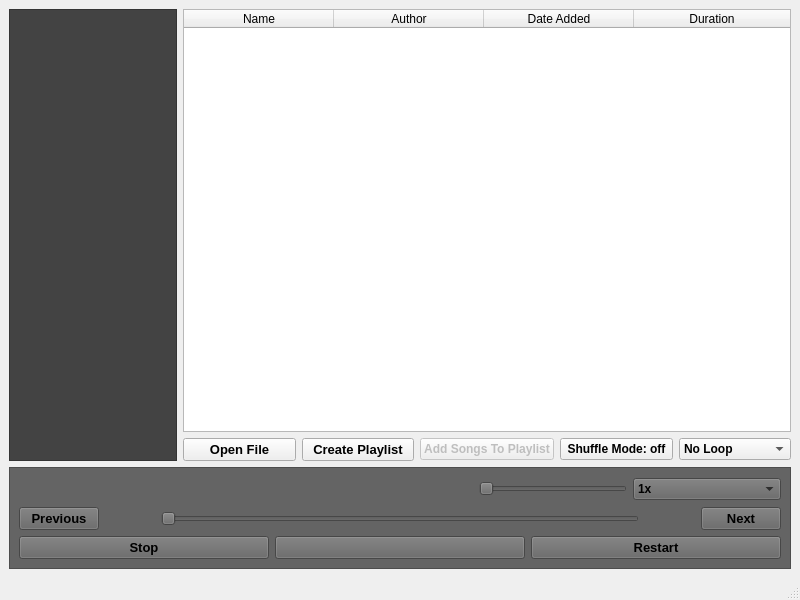
Before: the Qt Designer form mainwindow.ui in Pottarr/QtGroove, drawn with Qt 5.
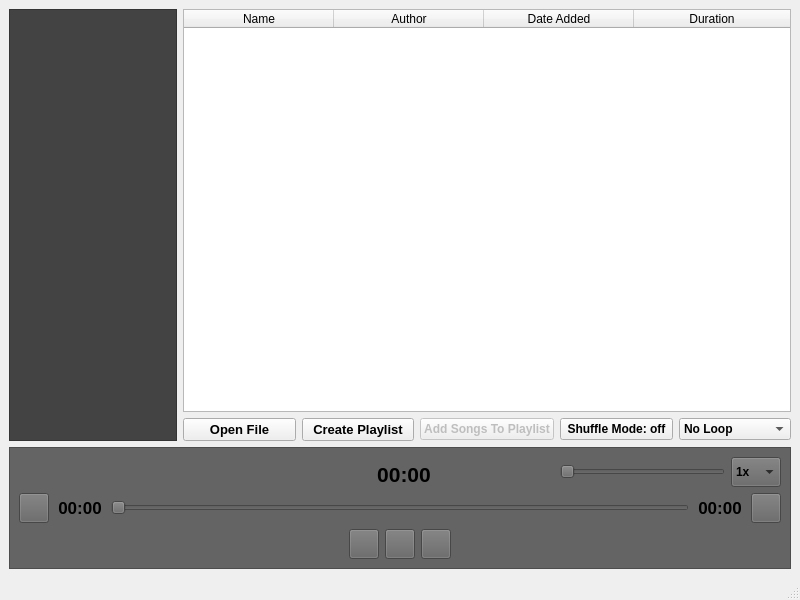
After: the same form once the commit is applied. Icons and pictures are not drawn.

```diff
--- a/mainwindow.ui
+++ b/mainwindow.ui
@@ -166,6 +166,9 @@
               <property name="text">
                <string>Shuffle Mode: off</string>
               </property>
+              <property name="icon">
+               <iconset theme="QIcon::ThemeIcon::MediaPlaylistShuffle"/>
+              </property>
              </widget>
             </item>
             <item>
@@ -275,7 +278,7 @@
                 </font>
                </property>
                <property name="text">
-                <string/>
+                <string>00:00</string>
                </property>
                <property name="alignment">
                 <set>Qt::AlignmentFlag::AlignBottom|Qt::AlignmentFlag::AlignHCenter</set>
@@ -283,6 +286,8 @@
               </widget>
              </item>
              <item>
+              <layout class="QHBoxLayout" name="horizontalLayout">
+               <item>
               <widget class="QSlider" name="volumeSlider">
                <property name="sizePolicy">
                 <sizepolicy hsizetype="Preferred" vsizetype="Fixed">
@@ -296,6 +301,12 @@
                  <height>0</height>
                 </size>
                </property>
+                 <property name="maximumSize">
+                  <size>
+                   <width>165</width>
+                   <height>30</height>
+                  </size>
+                 </property>
                <property name="orientation">
                 <enum>Qt::Orientation::Horizontal</enum>
                </property>
@@ -303,6 +314,18 @@
              </item>
              <item>
               <widget class="QComboBox" name="playbackSpeedComboBox">
+                 <property name="minimumSize">
+                  <size>
+                   <width>50</width>
+                   <height>30</height>
+                  </size>
+                 </property>
+                 <property name="maximumSize">
+                  <size>
+                   <width>50</width>
+                   <height>30</height>
+                  </size>
+                 </property>
                <property name="font">
                 <font>
                  <pointsize>9</pointsize>
@@ -346,10 +369,24 @@
              </item>
             </layout>
            </item>
+            </layout>
+           </item>
            <item>
             <layout class="QHBoxLayout" name="controlMiddle">
              <item>
               <widget class="QPushButton" name="previousButton">
+               <property name="minimumSize">
+                <size>
+                 <width>30</width>
+                 <height>30</height>
+                </size>
+               </property>
+               <property name="maximumSize">
+                <size>
+                 <width>30</width>
+                 <height>30</height>
+                </size>
+               </property>
                <property name="font">
                 <font>
                  <pointsize>10</pointsize>
@@ -360,7 +397,10 @@
                 <string notr="true"/>
                </property>
                <property name="text">
-                <string>Previous</string>
+                <string/>
+               </property>
+               <property name="icon">
+                <iconset theme="QIcon::ThemeIcon::GoPrevious"/>
                </property>
               </widget>
              </item>
@@ -379,7 +419,7 @@
                 </font>
                </property>
                <property name="text">
-                <string/>
+                <string>00:00</string>
                </property>
                <property name="alignment">
                 <set>Qt::AlignmentFlag::AlignCenter</set>
@@ -408,7 +448,7 @@
                 </font>
                </property>
                <property name="text">
-                <string/>
+                <string>00:00</string>
                </property>
                <property name="alignment">
                 <set>Qt::AlignmentFlag::AlignCenter</set>
@@ -417,6 +457,18 @@
              </item>
              <item>
               <widget class="QPushButton" name="nextButton">
+               <property name="minimumSize">
+                <size>
+                 <width>30</width>
+                 <height>30</height>
+                </size>
+               </property>
+               <property name="maximumSize">
+                <size>
+                 <width>30</width>
+                 <height>30</height>
+                </size>
+               </property>
                <property name="font">
                 <font>
                  <pointsize>10</pointsize>
@@ -427,7 +479,10 @@
                 <string notr="true"/>
                </property>
                <property name="text">
-                <string>Next</string>
+                <string/>
+               </property>
+               <property name="icon">
+                <iconset theme="QIcon::ThemeIcon::GoNext"/>
                </property>
               </widget>
              </item>
@@ -435,8 +490,33 @@
            </item>
            <item>
             <layout class="QHBoxLayout" name="controlBottom">
+             <item>
+              <spacer name="horizontalSpacer">
+               <property name="orientation">
+                <enum>Qt::Orientation::Horizontal</enum>
+               </property>
+               <property name="sizeHint" stdset="0">
+                <size>
+                 <width>40</width>
+                 <height>20</height>
+                </size>
+               </property>
+              </spacer>
+             </item>
              <item>
               <widget class="QPushButton" name="stopButton">
+               <property name="minimumSize">
+                <size>
+                 <width>30</width>
+                 <height>30</height>
+                </size>
+               </property>
+               <property name="maximumSize">
+                <size>
+                 <width>30</width>
+                 <height>30</height>
+                </size>
+               </property>
                <property name="font">
                 <font>
                  <pointsize>10</pointsize>
@@ -447,12 +527,27 @@
                 <string notr="true"/>
                </property>
                <property name="text">
-                <string>Stop</string>
+                <string/>
+               </property>
+               <property name="icon">
+                <iconset theme="QIcon::ThemeIcon::MediaPlaybackStop"/>
                </property>
               </widget>
              </item>
              <item>
               <widget class="QPushButton" name="playButton">
+               <property name="minimumSize">
+                <size>
+                 <width>30</width>
+                 <height>30</height>
+                </size>
+               </property>
+               <property name="maximumSize">
+                <size>
+                 <width>30</width>
+                 <height>30</height>
+                </size>
+               </property>
                <property name="font">
                 <font>
                  <pointsize>10</pointsize>
@@ -469,6 +564,18 @@
              </item>
              <item>
               <widget class="QPushButton" name="restartButton">
+               <property name="minimumSize">
+                <size>
+                 <width>30</width>
+                 <height>30</height>
+                </size>
+               </property>
+               <property name="maximumSize">
+                <size>
+                 <width>30</width>
+                 <height>30</height>
+                </size>
+               </property>
                <property name="font">
                 <font>
                  <pointsize>10</pointsize>
@@ -479,10 +586,26 @@
                 <string notr="true"/>
                </property>
                <property name="text">
-                <string>Restart</string>
+                <string/>
+               </property>
+               <property name="icon">
+                <iconset theme="QIcon::ThemeIcon::ViewRestore"/>
                </property>
               </widget>
              </item>
+             <item>
+              <spacer name="horizontalSpacer_2">
+               <property name="orientation">
+                <enum>Qt::Orientation::Horizontal</enum>
+               </property>
+               <property name="sizeHint" stdset="0">
+                <size>
+                 <width>40</width>
+                 <height>20</height>
+                </size>
+               </property>
+              </spacer>
+             </item>
             </layout>
            </item>
           </layout>
```
Lines whose indentation alone changed are shown as unchanged.
